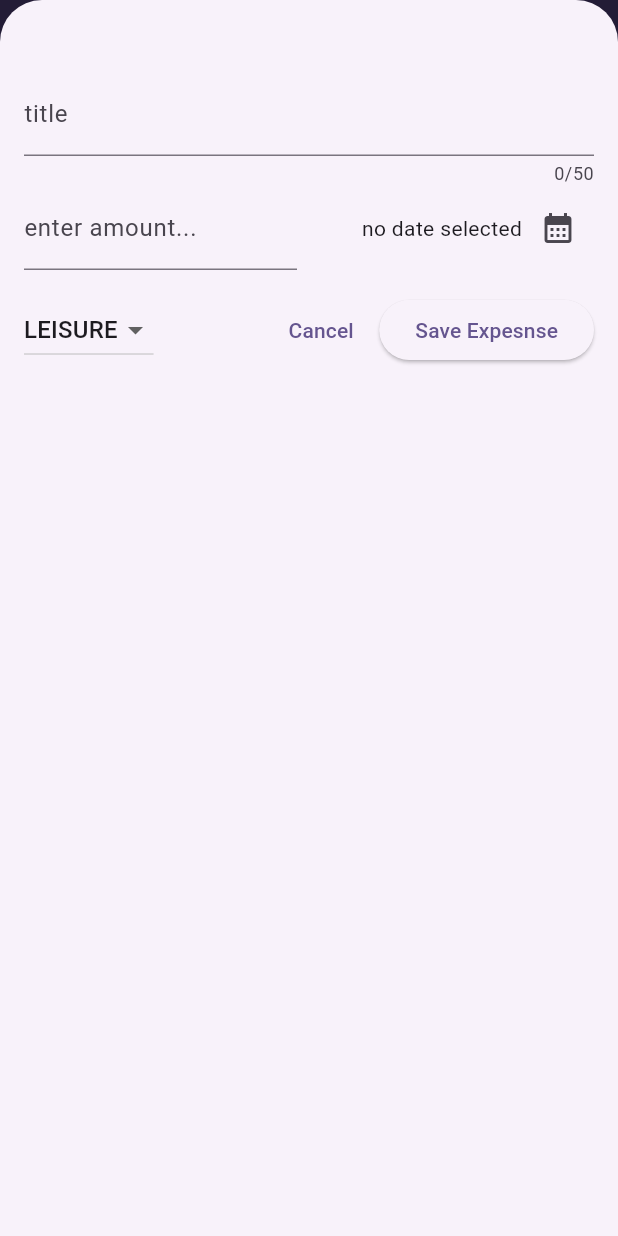
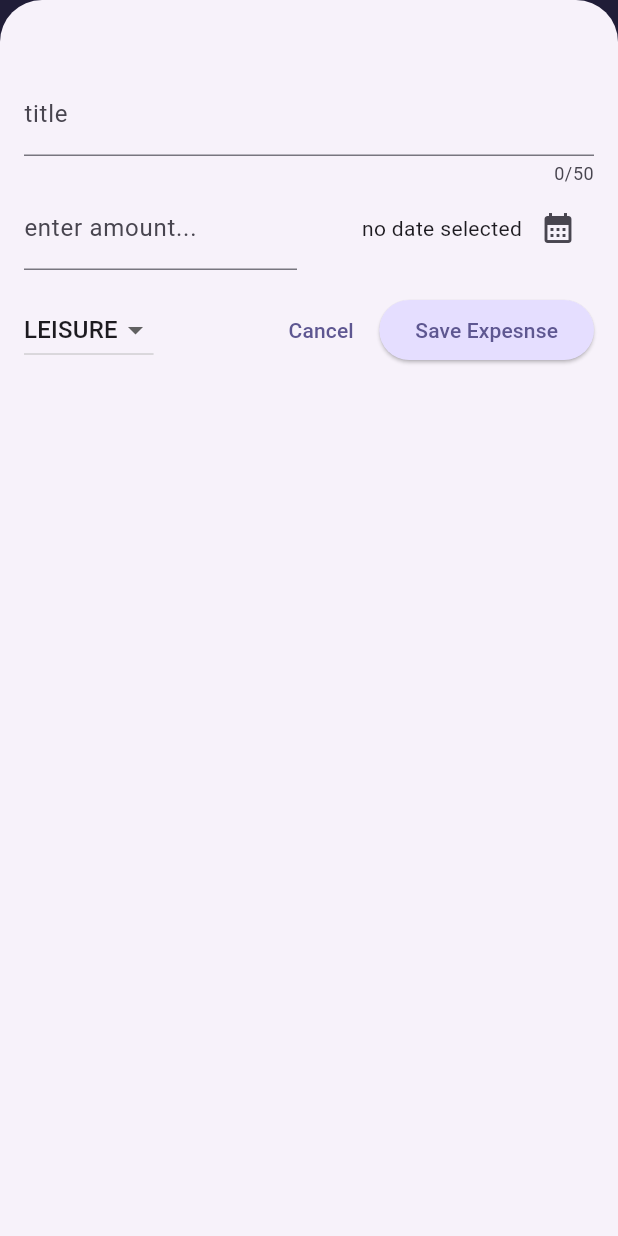
Before and after one commit to ragibShahariar/FlutterExpenseTracker, a Flutter app: the screen it shows after launch, after a tap on the "add" icon, on a phone screen of 412 x 824 dp. Run offline on Flutter 3.47's test engine with Material 3 defaults, Android fonts, the light colour scheme and no system bars.

Commit message:
Themeing is complete

```diff
--- a/lib/main.dart
+++ b/lib/main.dart
@@ -1,16 +1,45 @@
 import 'package:flutter/material.dart';
 import 'package:exptracker/widget/expenses.dart';
 
-var kColorScheme = ColorScheme.fromSeed(seedColor: const Color.fromARGB(255, 96, 59, 181));
+var kColorScheme =
+    ColorScheme.fromSeed(seedColor: const Color.fromARGB(255, 106, 90, 205));
+var kDarkColorScheme =
+    ColorScheme.fromSeed(brightness: Brightness.dark,seedColor: const Color.fromARGB(255, 43, 38, 122) ,
+    );
 
-void main(){
-  runApp(MaterialApp(
-    theme: ThemeData().copyWith(colorScheme: kColorScheme,
-    appBarTheme: const AppBarTheme().copyWith(
-      backgroundColor: kColorScheme.onPrimaryContainer,
-      foregroundColor: kColorScheme.primaryContainer
-    )),
-
+void main() {
+  runApp(
+    MaterialApp(
+      darkTheme: ThemeData.dark().copyWith(
+        colorScheme: kDarkColorScheme,
+        cardTheme: const CardTheme().copyWith(
+            color: kDarkColorScheme.secondaryContainer,
+            margin: const EdgeInsets.symmetric(horizontal: 16, vertical: 8),
+          ),
+          elevatedButtonTheme: ElevatedButtonThemeData(
+            style: ElevatedButton.styleFrom(
+              backgroundColor: kDarkColorScheme.primaryContainer,
+              foregroundColor: kDarkColorScheme.onPrimaryContainer
+            )
+          )
+      ),
+      theme: ThemeData().copyWith(
+          colorScheme: kColorScheme,
+          appBarTheme: const AppBarTheme().copyWith(
+              backgroundColor: kColorScheme.onPrimaryContainer,
+              foregroundColor: kColorScheme.primaryContainer),
+          cardTheme: const CardTheme().copyWith(
+            color: kColorScheme.secondaryContainer,
+            margin: const EdgeInsets.symmetric(horizontal: 16, vertical: 8),
+          ),
+          elevatedButtonTheme: ElevatedButtonThemeData(
+              style: ElevatedButton.styleFrom(
+                  backgroundColor: kColorScheme.primaryContainer)),
+          textTheme: ThemeData()
+              .textTheme
+              .copyWith(titleLarge: ThemeData().textTheme.titleLarge)),
+              themeMode: ThemeMode.system,
       home: const Expenses(),
-  ),);
+    ),
+  );
 }
--- a/lib/widget/expenses_list/expenses_item.dart
+++ b/lib/widget/expenses_list/expenses_item.dart
@@ -8,11 +8,13 @@ class ExpensesItem extends StatelessWidget {
   @override
   Widget build(BuildContext context) {
     return Card(
+      margin: const EdgeInsets.symmetric(horizontal: 8,vertical: 8),
       child: Padding(
         padding: const EdgeInsets.symmetric(horizontal: 20, vertical: 16),
         child: Column(
+          crossAxisAlignment: CrossAxisAlignment.start,
           children: [
-            Text(expense.title),
+            Text(expense.title, style: Theme.of(context).textTheme.titleLarge),
             const SizedBox(
               height: 4,
             ),
--- a/lib/widget/expenses_list/expenses_list.dart
+++ b/lib/widget/expenses_list/expenses_list.dart
@@ -14,6 +14,9 @@ class ExpensesList extends StatelessWidget {
     return ListView.builder(
       itemCount: expenses.length,
       itemBuilder: (contex, index) => Dismissible(
+        background: Container(
+          color: Theme.of(context).colorScheme.error.withOpacity(.7),
+          margin: EdgeInsets.symmetric(horizontal: Theme.of(context).cardTheme.margin!.horizontal)),
           onDismissed: (direction) {
             onRemoveExpense(expenses[index]);
           },
--- a/lib/widget/new_expense.dart
+++ b/lib/widget/new_expense.dart
@@ -22,8 +22,9 @@ class _NewExpenseState extends State<NewExpense> {
   void _presentDatePicker() async {
     final now = DateTime.now();
     final firstDate = DateTime(now.year - 1, now.month, now.day);
+    final lastDateNow = DateTime(now.year, now.month+1, now.day);
     final pickedDate = await showDatePicker(
-        context: context, firstDate: firstDate, lastDate: now);
+        context: context, firstDate: firstDate, lastDate: lastDateNow);
 
     setState(() {
       _selctedDate = pickedDate;
@@ -147,6 +148,7 @@ class _NewExpenseState extends State<NewExpense> {
                   width: 5,
                 ),
                 ElevatedButton(
+
                   onPressed: _submitExpenseData,
                   child: const Text('Save Expesnse'),
                 ),
```
